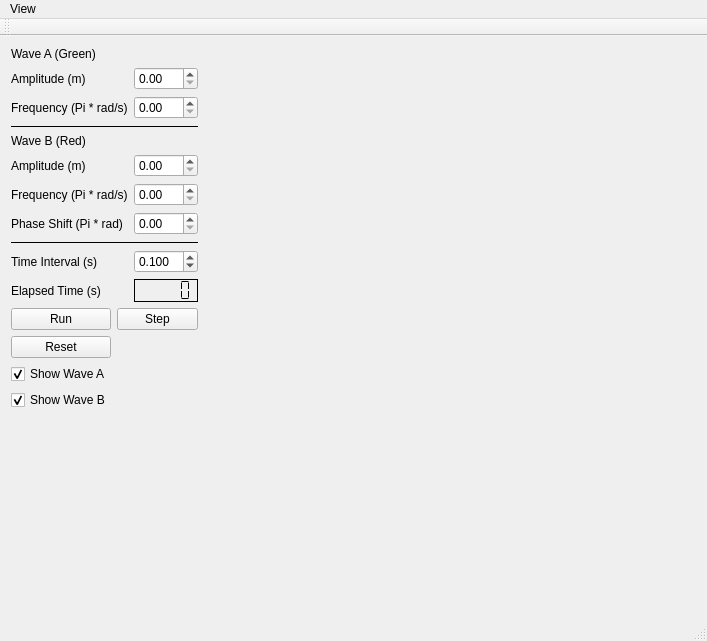
The window that WaveLab4/mainwindow.ui (forgetfulyoshi/wavelab) describes before a commit, drawn with Qt 5.
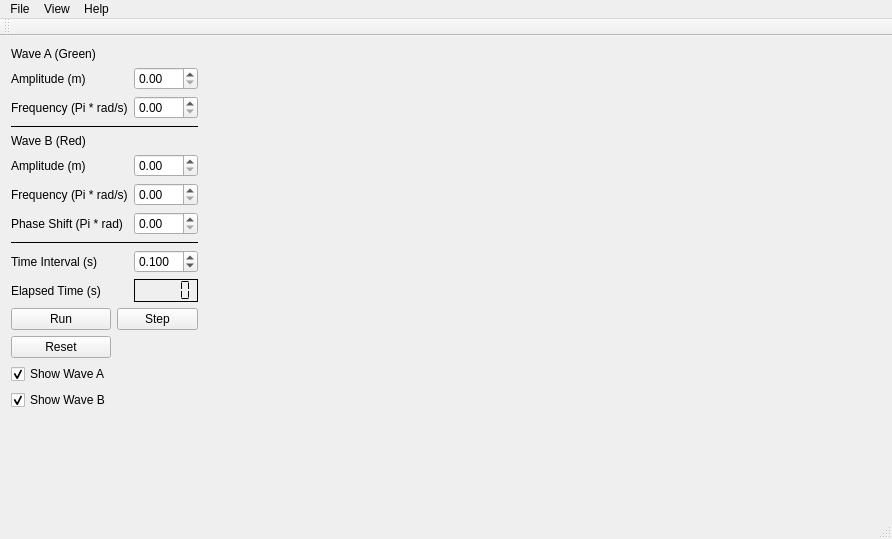
The same window after the commit.

Commit message: Added "About Qt", "About WaveLab", File->Close, and Help menu

Diff of the .ui file:
```diff
--- a/WaveLab4/mainwindow.ui
+++ b/WaveLab4/mainwindow.ui
@@ -6,8 +6,8 @@
    <rect>
     <x>0</x>
     <y>0</y>
-    <width>707</width>
-    <height>641</height>
+    <width>892</width>
+    <height>539</height>
    </rect>
   </property>
   <property name="windowTitle">
@@ -258,7 +258,7 @@
     <rect>
      <x>0</x>
      <y>0</y>
-     <width>707</width>
+     <width>892</width>
      <height>22</height>
     </rect>
    </property>
@@ -269,7 +269,23 @@
     <addaction name="actionWave_Supperposition"/>
     <addaction name="actionVectors"/>
    </widget>
+   <widget class="QMenu" name="menuFile">
+    <property name="title">
+     <string>File</string>
+    </property>
+    <addaction name="actionClose"/>
+   </widget>
+   <widget class="QMenu" name="menuHelp">
+    <property name="title">
+     <string>Help</string>
+    </property>
+    <addaction name="actionAbout_WaveLab"/>
+    <addaction name="actionAbout_Qt"/>
+    <addaction name="actionWaveLab_Help"/>
+   </widget>
+   <addaction name="menuFile"/>
    <addaction name="menuView"/>
+   <addaction name="menuHelp"/>
   </widget>
   <widget class="QToolBar" name="mainToolBar">
    <attribute name="toolBarArea">
```
Left out of the diff: 39 changed lines with no effect on the pictures. The commit also changes 3 other files.
